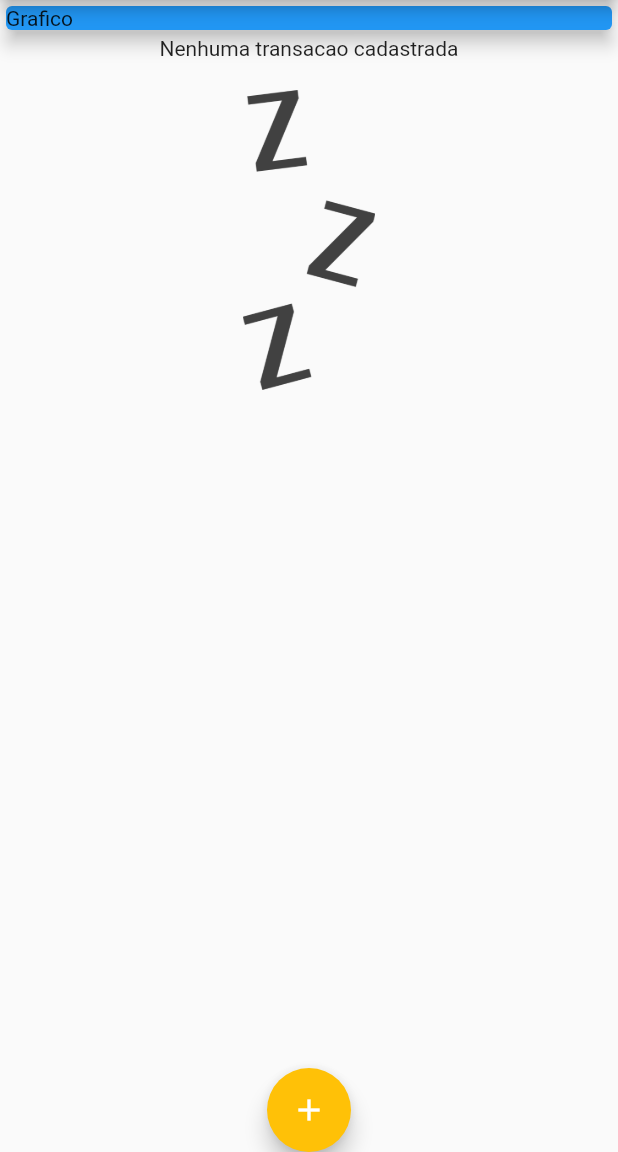
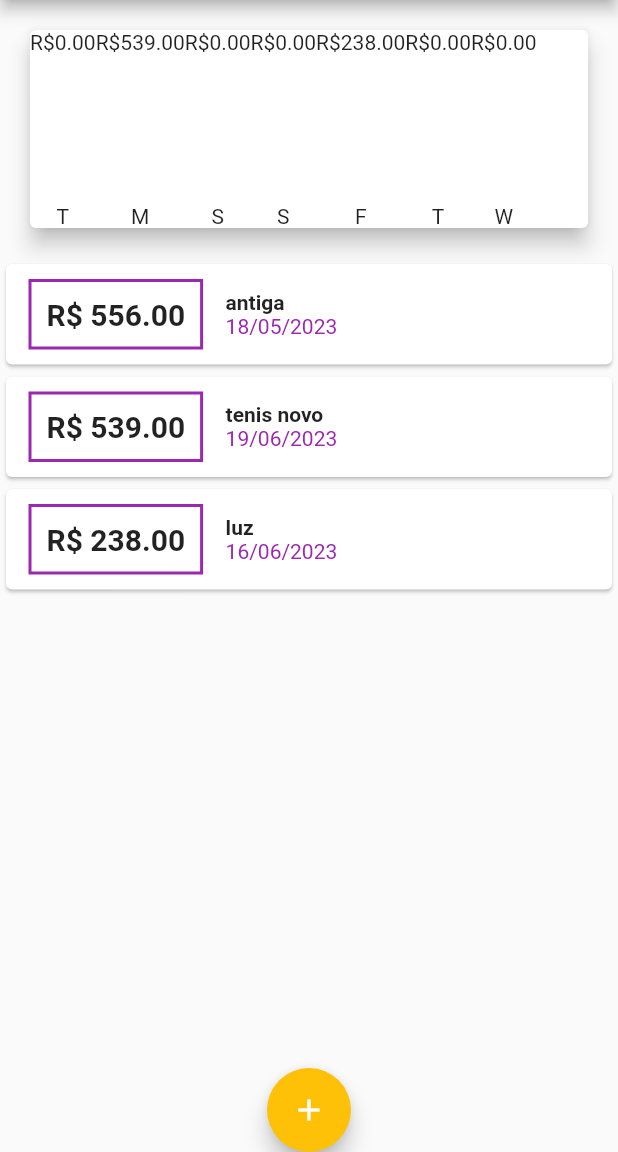
Before and after one commit to LuaDlc/expenses, a Flutter app: the screen it shows after launch, on a phone screen of 412 x 824 dp, the part 84-1236 px from its top. Run offline on Flutter 3.47's test engine with Material 2 defaults, Android fonts, the phone set to English and light mode, and no system bars.

Commit message:
criando chart e inicio do grafico na trla

```diff
--- a/lib/components/chart.dart
+++ b/lib/components/chart.dart
@@ -1,3 +1,4 @@
+import 'package:expenses/components/chart_bar.dart';
 import 'package:expenses/models/transactions.dart';
 import 'package:flutter/material.dart';
 import 'package:intl/intl.dart';
@@ -37,11 +38,21 @@ class Chart extends StatelessWidget {
 
   @override
   Widget build(BuildContext context) {
-    return const Card(
+    groupedTransactions;
+    return Card(
       elevation: 6, //para destaque
-      margin: EdgeInsets.all(20), //margin para destaque de cada componente
+      margin:
+          const EdgeInsets.all(20), //margin para destaque de cada componente
       child: Row(
-        children: <Widget>[],
+        children: groupedTransactions.map((tr) {
+          //pega alista q é um map de chave e valor, e tr de transacao pega dia e valor
+          return ChartBar(
+            //retorna o componente com o valor, dia e a porcentagem
+            label: tr['day'] as String,
+            value: tr['value'] as double,
+            percent: 0,
+          );
+        }).toList(),
       ),
     );
   }
--- /dev/null
+++ b/lib/components/chart_bar.dart
@@ -0,0 +1,27 @@
+import 'package:flutter/material.dart';
+
+class ChartBar extends StatelessWidget {
+  final double? percent;
+  final double? value;
+  final String? label;
+  const ChartBar({super.key, this.percent, this.value, this.label});
+
+  @override
+  Widget build(BuildContext context) {
+    return Column(
+      children: [
+        Text(
+            'R\$${value!.toStringAsFixed(2)}'), //posiciona os valores arredondados
+        const SizedBox(height: 20),
+        Container(
+          height: 60,
+          width: 30, // coloca altura e largura no componente do grafico
+          child: null,
+        ),
+        const SizedBox(height: 20),
+        Text(label!),
+        //ate aqui temos um column com os valores preenchendo a tela
+      ],
+    );
+  }
+}
--- a/lib/main.dart
+++ b/lib/main.dart
@@ -1,5 +1,6 @@
 import 'dart:math';
 
+import 'package:expenses/components/chart.dart';
 import 'package:expenses/components/transaction_form.dart';
 
 import 'package:flutter/material.dart';
@@ -50,19 +51,38 @@ class MyHomePage extends StatefulWidget {
 
 class _MyHomePageState extends State<MyHomePage> {
   final List<Transactions> _transactions = [
-    // Transactions(
-    //   id: 't1',
-    //   title: 'tenis novo',
-    //   value: 539.00,
-    //   date: DateTime.now(),
-    // ),
-    // Transactions(
-    //   id: 't2',
-    //   title: 'luz',
-    //   value: 238.00,
-    //   date: DateTime.now(),
-    // ),
+    Transactions(
+      //transacao que deve sair da regra definida de transacoes
+      id: 't0',
+      title: 'antiga',
+      value: 556.00,
+      date: DateTime.now().subtract(const Duration(days: 33)),
+    ),
+    Transactions(
+      id: 't1',
+      title: 'tenis novo',
+      value: 539.00,
+      date: DateTime.now().subtract(const Duration(days: 1)),
+    ),
+    Transactions(
+      id: 't2',
+      title: 'luz',
+      value: 238.00,
+      date: DateTime.now().subtract(const Duration(days: 4)),
+    ),
   ];
+
+  List<Transactions> get _recentTransactions {
+    return _transactions.where((tr) {
+      // pega a lista de transacoes e faz um filtro
+      return tr.date!.isAfter(DateTime.now().subtract(
+        //se a data da transacao for de ate 7 dias
+        const Duration(
+            days:
+                7), // com o dateTime é possivel saber, entao retorna uma sublista
+      ));
+    }).toList();
+  }
 
   _addTransaction(String title, double value) {
     final newTransaction = Transactions(
@@ -94,7 +114,7 @@ class _MyHomePageState extends State<MyHomePage> {
       //resizeToAvoidBottomInset: false,
       appBar: AppBar(
         title: const Text('Despesas Pessoais'),
-        actions: <Widget>[
+        actions: [
           IconButton(
             icon: const Icon(Icons.add),
             onPressed: () => _openTransactionFormModal(context),
@@ -104,14 +124,8 @@ class _MyHomePageState extends State<MyHomePage> {
       body: SingleChildScrollView(
         child: Column(
           crossAxisAlignment: CrossAxisAlignment.stretch,
-          children: <Widget>[
-            const SizedBox(
-              child: Card(
-                color: Colors.blue, //pega a cor primaria/padrao do app definida
-                elevation: 5,
-                child: Text('Grafico'),
-              ),
-            ),
+          children: [
+            SizedBox(child: Chart(_recentTransactions)),
             TransactionsList(_transactions),
           ],
         ),
```
